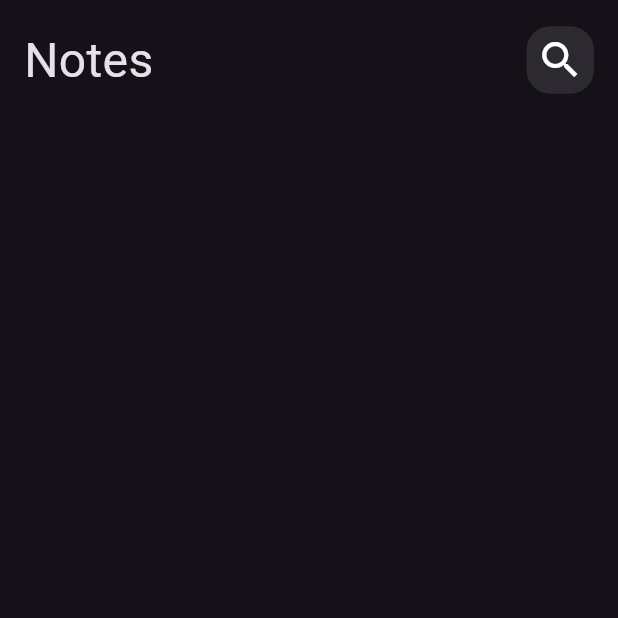
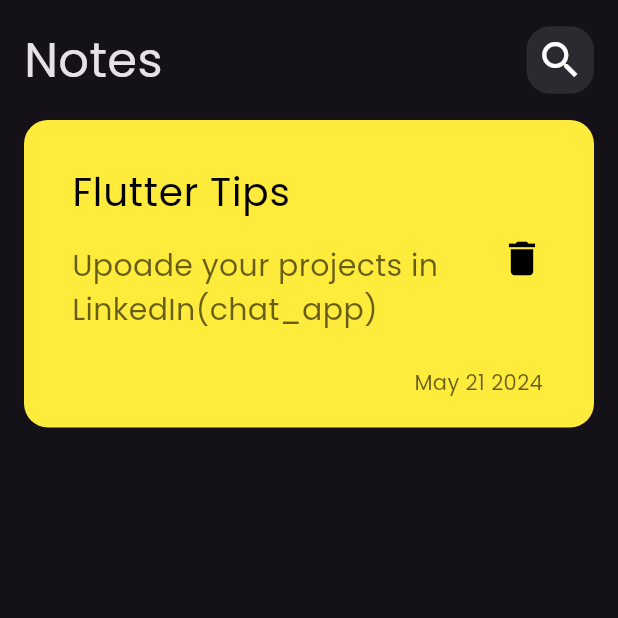
Before and after one commit to reemahmad23/notes_app, a Flutter app: the screen it shows after launch, on a phone screen of 412 x 824 dp, the top half of it. Run offline on Flutter 3.47's test engine with Material 3 defaults, Android fonts, the phone set to English and light mode, and no system bars.

Commit message:
create custom note item

```diff
--- a/lib/views/notes_view.dart
+++ b/lib/views/notes_view.dart
@@ -1,4 +1,5 @@
-import 'package:app_notes/views/notes_view_body.dart';
+//import 'package:app_notes/views/notes_view_body.dart';
+import 'package:app_notes/widgets/note_view_body.dart';
 import 'package:flutter/material.dart';
 
 class NotesView extends StatelessWidget {
--- /dev/null
+++ b/lib/widgets/note_item.dart
@@ -0,0 +1,51 @@
+import 'package:flutter/material.dart';
+
+class NoteItem extends StatelessWidget {
+  const NoteItem({super.key});
+
+  @override
+  Widget build(BuildContext context) {
+    return Container(
+      padding: EdgeInsets.only(top: 20, bottom: 20, left: 16,),
+      decoration: BoxDecoration(
+        color: Colors.yellow,
+        borderRadius: BorderRadius.circular(16),
+      ),
+      child: Column(
+        crossAxisAlignment: CrossAxisAlignment.end,
+        children: [
+          ListTile(
+            title: Text('Flutter Tips',
+            style: TextStyle(
+              fontSize: 26,
+            color: Colors.black,
+          ),
+            ),
+            subtitle: Padding(
+              padding: const EdgeInsets.only(top: 16, bottom: 16),
+              child: Text('Upoade your projects in LinkedIn(chat_app)',
+              style: TextStyle(
+                fontSize: 20,
+              color: Colors.black.withOpacity(0.6),
+                        ),),
+            ),
+            trailing: IconButton(
+              onPressed: () {},
+              icon:Icon(Icons.delete,
+              color: Colors.black,
+              size: 30,),
+            ),
+          ),
+          Padding(
+            padding: const EdgeInsets.only(right: 34),
+            child: Text('May 21 2024',
+            style: TextStyle(
+              color: Colors.black.withOpacity(0.6),
+            ),
+            ),
+          ),
+        ],
+      ),
+    );
+  }
+}
--- a/lib/views/notes_view_body.dart
+++ b/lib/widgets/note_view_body.dart
@@ -1,5 +1,6 @@
 //import 'package:app_notes/views/custom_app_bar.dart';
 import 'package:app_notes/widgets/custom_app_bar.dart';
+import 'package:app_notes/widgets/note_item.dart';
 import 'package:flutter/material.dart';
 
 class NotesViewBody extends StatelessWidget {
@@ -12,6 +13,7 @@ class NotesViewBody extends StatelessWidget {
       child: Column(
         children: [
           CustomAppBar(),
+          NoteItem(),
         ],
       ),
     );
```
Also changed, not shown: pubspec.yaml (+6 -12 lines), assets/fonts/Poppins-Regular.ttf (added).
